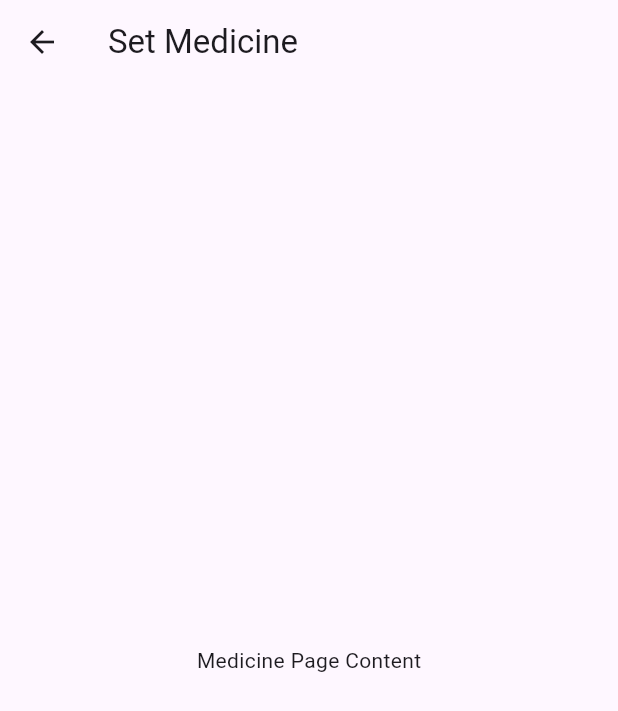
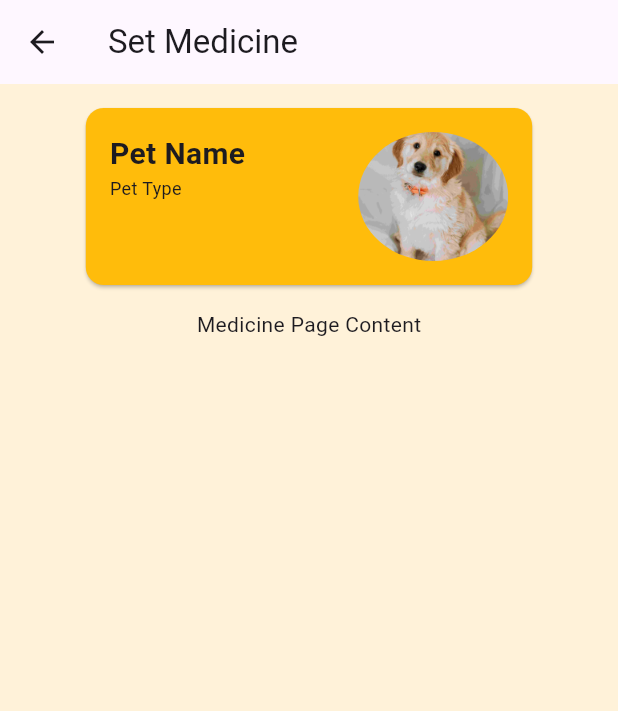
Before and after one commit to bulithakawushika/PAWCARE-Petcare-Mobile-App, a Flutter app: the screen it shows once a user with an empty profile is signed in, after a tap on "Set Medicine", on a phone screen of 412 x 824 dp. Shown: the top 711 px of the screen. Run offline on Flutter 3.47's test engine with Material 3 defaults, Android fonts, the phone set to English and light mode, and no system bars; our stand-ins replace firebase_auth, firebase_core, firebase_database; accounts and stored records are empty.

Commit message:
client Home page

```diff
--- a/lib/home_screen.dart
+++ b/lib/home_screen.dart
@@ -1,11 +1,42 @@
 import 'package:flutter/material.dart';
 import 'package:firebase_auth/firebase_auth.dart';
+import 'package:firebase_database/firebase_database.dart';
 import 'medicine_page.dart';
 import 'prediction_page.dart';
 import 'goal_page.dart';
 import 'veterinary_page.dart';
 
-class HomeScreen extends StatelessWidget {
+class HomeScreen extends StatefulWidget {
+  @override
+  _HomeScreenState createState() => _HomeScreenState();
+}
+
+class _HomeScreenState extends State<HomeScreen> {
+  String _petName = 'My Dog'; // Default pet name
+  String _petType = ''; // Default pet type
+  final _database = FirebaseDatabase.instance.ref();
+
+  @override
+  void initState() {
+    super.initState();
+    _fetchPetData();
+  }
+
+  Future<void> _fetchPetData() async {
+    final user = FirebaseAuth.instance.currentUser;
+    if (user != null) {
+      final snapshot = await _database.child('users').child(user.uid).get();
+      if (snapshot.exists) {
+        setState(() {
+          _petName = snapshot.child('petName').value as String? ?? 'My Dog';
+          _petType = snapshot.child('petType').value as String? ?? 'Cat';
+        });
+      } else {
+        print('No data available.');
+      }
+    }
+  }
+
   @override
   Widget build(BuildContext context) {
     return Scaffold(
@@ -13,44 +44,73 @@ class HomeScreen extends StatelessWidget {
       body: Column(
         children: [
           // Top image section
-          Container(
+          ClipRRect(
+            borderRadius: const BorderRadius.only(
+              bottomLeft: Radius.circular(130),
+              bottomRight: Radius.circular(130),
+            ),
+            child: Container(
               width: double.infinity,
               height: MediaQuery.of(context).size.height * 0.25,
               color: const Color(0xFFffbc0b),
+              child: Align(
+                alignment: Alignment.center,
                 child: Image.asset(
                   'images/pet-care-home.png',
-              fit: BoxFit.cover,
+                  width: MediaQuery.of(context).size.width * 0.45,
+                  height: MediaQuery.of(context).size.height * 0.25 * 0.75,
+                  fit: BoxFit.contain,
+                ),
+              ),
             ),
           ),
           // Pet card section
-          Card(
+          SizedBox(
+            width: MediaQuery.of(context).size.width * 0.8,
+            height: 150,
+            child: Card(
+              color: const Color(0xFFffbc0b),
               margin: const EdgeInsets.all(16.0),
               child: Padding(
                 padding: const EdgeInsets.all(16.0),
-              child: Column(
+                child: Row(
+                  mainAxisAlignment: MainAxisAlignment.spaceBetween,
                   children: [
-                  Image.asset(
+                    Column(
+                      crossAxisAlignment: CrossAxisAlignment.start,
+                      children: [
+                        Text(
+                          _petName,
+                          style: TextStyle(
+                              fontSize: 20, fontWeight: FontWeight.bold),
+                        ),
+                        Text(
+                          _petType,
+                          style: TextStyle(fontSize: 12),
+                        ),
+                      ],
+                    ),
+                    ClipOval(
+                      child: Image.asset(
                         'images/my_dog.jpeg',
-                    width: 150,
-                    height: 150,
+                        width: 100,
+                        height: 100,
                         fit: BoxFit.cover,
                       ),
-                  const SizedBox(height: 8),
-                  const Text(
-                    'My Dog',
-                    style: TextStyle(fontSize: 20, fontWeight: FontWeight.bold),
                     ),
                   ],
                 ),
               ),
             ),
+          ),
           // Four rounded square widgets
           Expanded(
-            child: ListView.builder(
-              scrollDirection: Axis.horizontal,
+            child: GridView.count(
+              crossAxisCount: 1,
+              childAspectRatio: MediaQuery.of(context).size.width /
+                  (MediaQuery.of(context).size.height * 0.12),
               padding: const EdgeInsets.all(8.0),
-              itemCount: 4,
-              itemBuilder: (BuildContext context, int index) {
+              children: List.generate(4, (index) {
                 String image;
                 String text;
                 VoidCallback onTap;
@@ -104,20 +164,19 @@ class HomeScreen extends StatelessWidget {
                     onTap = () {};
                 }
 
-                return SizedBox(
-                  width: MediaQuery.of(context).size.width * 0.22, // 22% width
-                  child: RoundedSquareWidget(
+                return RoundedSquareWidget(
                   image: image,
                   text: text,
                   onTap: onTap,
-                  ),
                 );
-              },
+              }),
             ),
           ),
           ElevatedButton(
             onPressed: () async {
               await FirebaseAuth.instance.signOut();
+              // Delay the navigation to ensure Firebase logout completes
+              await Future.delayed(Duration(milliseconds: 500));
               Navigator.pushReplacementNamed(context, '/signin');
             },
             child: const Text('Logout'),
@@ -151,21 +210,23 @@ class RoundedSquareWidget extends StatelessWidget {
         ),
         child: Padding(
           padding: const EdgeInsets.all(16.0),
-          child: Column(
-            mainAxisAlignment: MainAxisAlignment.center,
+          child: Row(
+            mainAxisAlignment: MainAxisAlignment.spaceBetween,
             children: [
               Image.asset(
                 image,
                 width: 40,
                 height: 40,
               ),
-              const SizedBox(height: 8),
-              Text(
+              const SizedBox(width: 8),
+              Expanded(
+                child: Text(
                   text,
                   style: const TextStyle(fontSize: 16),
                   textAlign: TextAlign.center,
                 ),
-              const SizedBox(height: 8),
+              ),
+              const SizedBox(width: 8),
               CircleAvatar(
                 backgroundColor: const Color(0xFFffbc0b),
                 child: const Icon(
--- a/lib/main.dart
+++ b/lib/main.dart
@@ -17,6 +17,10 @@ class MyApp extends StatelessWidget {
     return MaterialApp(
       title: 'Pet App',
       theme: ThemeData(primarySwatch: Colors.blue),
+      routes: {
+        '/signin': (context) => SignInScreen(),
+        '/home': (context) => HomeScreen(),
+      },
       home: StreamBuilder(
         stream: FirebaseAuth.instance.authStateChanges(),
         builder: (context, snapshot) {
--- a/lib/medicine_page.dart
+++ b/lib/medicine_page.dart
@@ -4,11 +4,54 @@ class MedicinePage extends StatelessWidget {
   @override
   Widget build(BuildContext context) {
     return Scaffold(
+      backgroundColor: const Color(0xFFfff2d9),
       appBar: AppBar(
         title: const Text('Set Medicine'),
       ),
-      body: const Center(
-        child: Text('Medicine Page Content'),
+      body: Column(
+        children: [
+          SizedBox(
+            width: MediaQuery.of(context).size.width * 0.8,
+            height: 150,
+            child: Card(
+              color: const Color(0xFFffbc0b),
+              margin: const EdgeInsets.all(16.0),
+              child: Padding(
+                padding: const EdgeInsets.all(16.0),
+                child: Row(
+                  mainAxisAlignment: MainAxisAlignment.spaceBetween,
+                  children: [
+                    Column(
+                      crossAxisAlignment: CrossAxisAlignment.start,
+                      children: [
+                        const Text(
+                          'Pet Name',
+                          style: TextStyle(
+                              fontSize: 20, fontWeight: FontWeight.bold),
+                        ),
+                        const Text(
+                          'Pet Type',
+                          style: TextStyle(fontSize: 12),
+                        ),
+                      ],
+                    ),
+                    ClipOval(
+                      child: Image.asset(
+                        'images/my_dog.jpeg',
+                        width: 100,
+                        height: 100,
+                        fit: BoxFit.cover,
+                      ),
+                    ),
+                  ],
+                ),
+              ),
+            ),
+          ),
+          const Center(
+            child: Text('Medicine Page Content'),
+          ),
+        ],
       ),
     );
   }
--- a/lib/pet_sign_up_screen.dart
+++ b/lib/pet_sign_up_screen.dart
@@ -63,6 +63,7 @@ class _PetSignUpScreenState extends State<PetSignUpScreen> {
           'type': 'pet',
           'petName': _petNameController.text.trim(),
           'ownerName': _ownerNameController.text.trim(),
+          'ownerEmail': _ownerEmailController.text.trim(),
           'birthday': _birthdayController.text.trim(),
           'petType': _type,
         });
```
Also changed, not shown: images/pet-care-home.png. Lines whose indentation alone changed are shown as unchanged.
